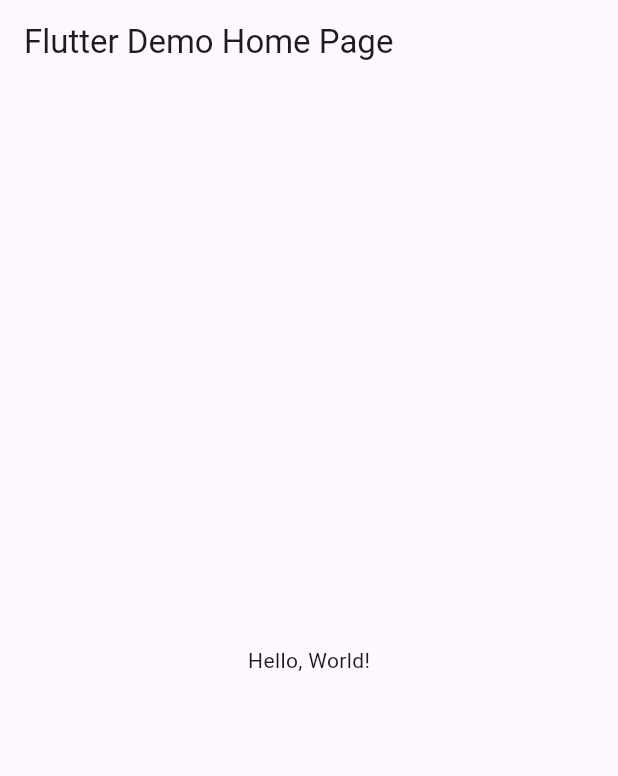
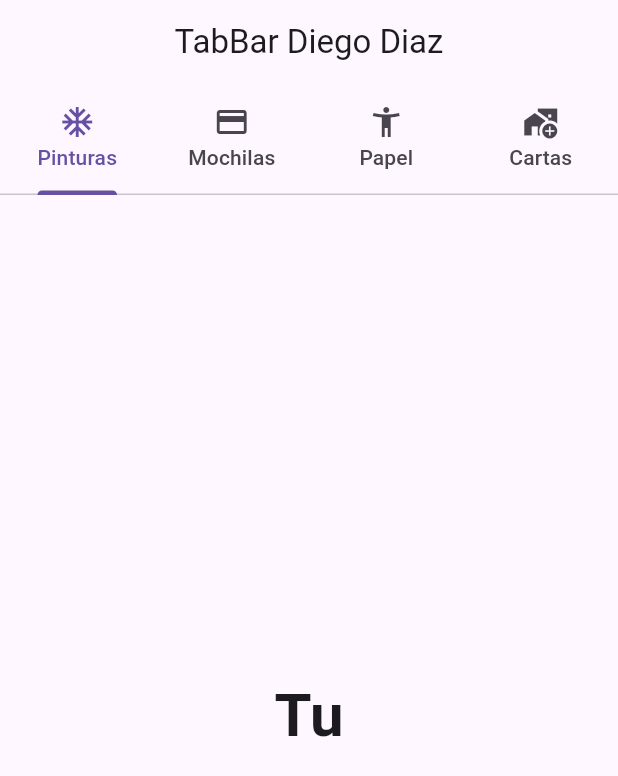
Before and after one commit to DDOrozco17/p11-tabbar-6j, a Flutter app: the screen it shows after launch, on a phone screen of 412 x 824 dp. Shown: the top 776 px of the screen. Run offline on Flutter 3.47's test engine with Material 3 defaults, Android fonts, the phone set to English and light mode, and no system bars.

```diff
--- a/lib/main.dart
+++ b/lib/main.dart
@@ -1,43 +1,81 @@
 import 'package:flutter/material.dart';
 
-void main() => runApp(MyApp());
+void main() => runApp(AppTabBar());
 
-class MyApp extends StatelessWidget {
-  const MyApp({super.key});
-  // This widget is the root of your application.
+class AppTabBar extends StatelessWidget {
+  const AppTabBar({Key? key}) : super(key: key);
+
   @override
   Widget build(BuildContext context) {
     return MaterialApp(
-      // Application name
-      title: 'Flutter Hello World',
-      // Application theme data, you can set the colors for the application as
-      // you want
-      theme: ThemeData(
-        // useMaterial3: true,
-        primarySwatch: Colors.blue,
-      ),
-      // A widget which will be started on application startup
-      home: MyHomePage(title: 'Flutter Demo Home Page'),
+      debugShowCheckedModeBanner: false,
+      title: "Ejemplo TabBar",
+      theme: ThemeData(primarySwatch: Colors.teal),
+      home: MiPaginaInicial(),
     );
   }
 }
 
-class MyHomePage extends StatelessWidget {
-  final String title;
-  const MyHomePage({super.key, required this.title});
+class MiPaginaInicial extends StatefulWidget {
+  const MiPaginaInicial({Key? key}) : super(key: key);
 
   @override
+  State<MiPaginaInicial> createState() => _MiPaginaInicialState();
+}
+
+class _MiPaginaInicialState extends State<MiPaginaInicial> {
+  @override
   Widget build(BuildContext context) {
-    return Scaffold(
-      appBar: AppBar(
-        // The title text which will be shown on the action bar
-        title: Text(title),
-      ),
-      body: Center(
-        child: Text(
-          'Hello, World!',
+    return DefaultTabController(
+      length: 4,
+      child: Scaffold(
+        appBar: AppBar(
+          title: const Text("TabBar Diego Diaz"),
+          centerTitle: true,
+          bottom: const TabBar(tabs: [
+            Tab(
+              text: "Pinturas",
+              icon: Icon(Icons.ac_unit),
+            ),
+            Tab(
+              text: "Mochilas",
+              icon: Icon(Icons.payment),
+            ),
+            Tab(
+              text: "Papel",
+              icon: Icon(Icons.accessibility_new_outlined),
+            ),
+            Tab(
+              text: "Cartas",
+              icon: Icon(Icons.add_home_work_sharp),
+            ),
+          ] //TextoIcono
+              ),
         ),
+        body: TabBarView(children: const <Widget>[
+          Center(
+              child: Text(
+            "Tu",
+            style: TextStyle(fontWeight: FontWeight.bold, fontSize: 40),
+          )),
+          Center(
+            child: Text(
+              "Mama",
+              style: TextStyle(fontWeight: FontWeight.bold, fontSize: 40),
+            ),
+          ),
+          Center(
+              child: Text(
+            "Me",
+            style: TextStyle(fontWeight: FontWeight.bold, fontSize: 40),
+          )),
+          Center(
+              child: Text(
+            "Gusta",
+            style: TextStyle(fontWeight: FontWeight.bold, fontSize: 40),
+          )),
+        ]),
       ),
     );
-  }
+  } //widgets
 }
```
